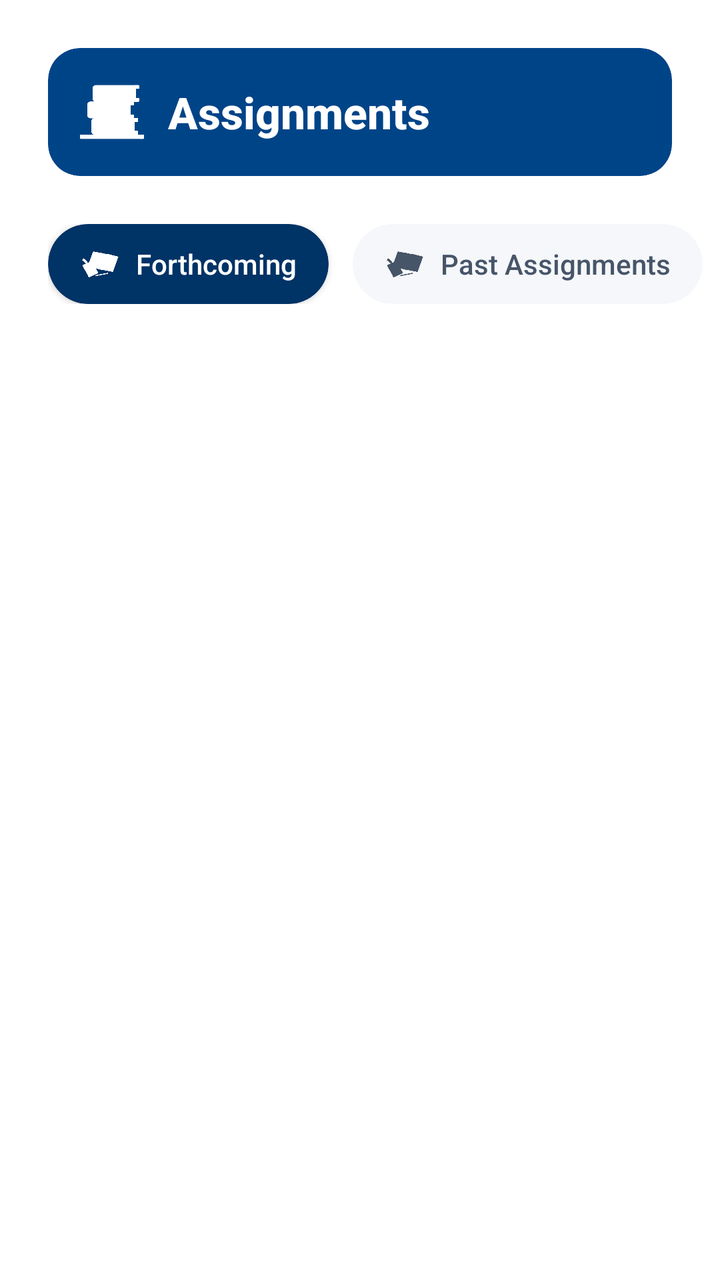
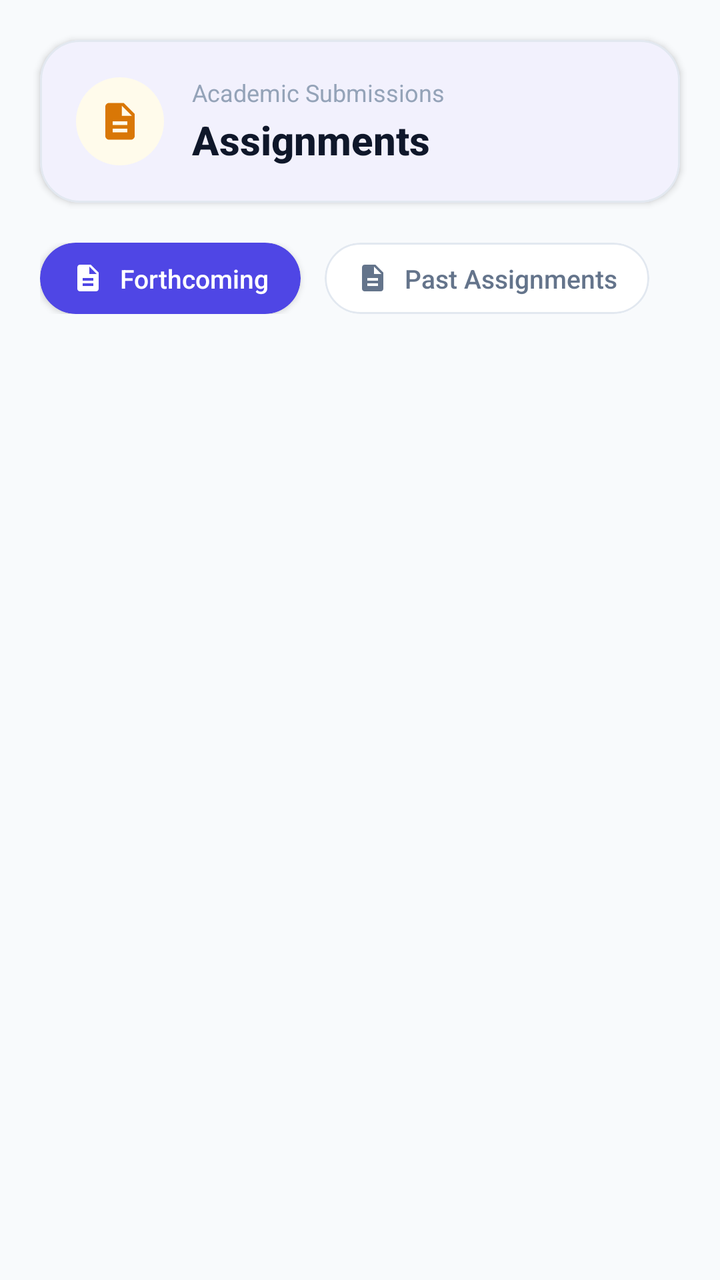

The first picture is an Android layout as it rendered before a commit; the second is the same layout after the commit. The layout source and the unified diff follow.
<!-- AndroidManifest.xml: application theme Theme.Reater -->
<!-- res/layout/fragment_assignment.xml -->
<?xml version="1.0" encoding="utf-8"?>
<androidx.constraintlayout.widget.ConstraintLayout xmlns:android="http://schemas.android.com/apk/res/android"
    xmlns:app="http://schemas.android.com/apk/res-auto"
    xmlns:tools="http://schemas.android.com/tools"
    android:layout_width="match_parent"
    android:layout_height="match_parent"
    android:background="?attr/colorSurface"
    tools:context=".ui.fragments.AssignmentFragment">

    
    <com.google.android.material.card.MaterialCardView
        android:id="@+id/assignemnt_titlebox"
        android:layout_width="0dp"
        android:layout_height="wrap_content"
        android:layout_marginStart="24dp"
        android:layout_marginTop="24dp"
        android:layout_marginEnd="24dp"
        app:cardBackgroundColor="?attr/colorPrimaryContainer"
        app:cardCornerRadius="16dp"
        app:cardElevation="0dp"
        app:strokeWidth="0dp"
        app:layout_constraintEnd_toEndOf="parent"
        app:layout_constraintStart_toStartOf="parent"
        app:layout_constraintTop_toTopOf="parent">

        <LinearLayout
            android:layout_width="match_parent"
            android:layout_height="wrap_content"
            android:gravity="center_vertical"
            android:orientation="horizontal"
            android:padding="16dp">

            <ImageView
                android:id="@+id/imageView7"
                android:layout_width="32dp"
                android:layout_height="32dp"
                android:src="@drawable/books"
                app:tint="?attr/colorOnPrimaryContainer" />

            <TextView
                android:id="@+id/Assignment_Text"
                android:layout_width="wrap_content"
                android:layout_height="wrap_content"
                android:layout_marginStart="12dp"
                android:fontFamily="sans-serif-medium"
                android:text="Assignments"
                android:textColor="?attr/colorOnPrimaryContainer"
                android:textSize="22sp"
                android:textStyle="bold" />
        </LinearLayout>
    </com.google.android.material.card.MaterialCardView>

    
    <HorizontalScrollView
        android:id="@+id/assignment_horizontalScrollView"
        android:layout_width="0dp"
        android:layout_height="wrap_content"
        android:layout_marginTop="20dp"
        android:clipToPadding="false"
        android:paddingHorizontal="24dp"
        android:scrollbars="none"
        app:layout_constraintEnd_toEndOf="parent"
        app:layout_constraintStart_toStartOf="parent"
        app:layout_constraintTop_toBottomOf="@+id/assignemnt_titlebox">

        <LinearLayout
            android:layout_width="wrap_content"
            android:layout_height="wrap_content"
            android:orientation="horizontal"
            android:paddingVertical="4dp">

            
            <com.google.android.material.card.MaterialCardView
                android:id="@+id/upcoming_assign_card"
                android:layout_width="wrap_content"
                android:layout_height="wrap_content"
                android:layout_marginEnd="12dp"
                app:cardBackgroundColor="?attr/colorPrimary"
                app:cardCornerRadius="24dp"
                app:cardElevation="2dp"
                app:strokeWidth="0dp">

                <LinearLayout
                    android:layout_width="wrap_content"
                    android:layout_height="wrap_content"
                    android:gravity="center_vertical"
                    android:orientation="horizontal"
                    android:paddingHorizontal="16dp"
                    android:paddingVertical="10dp">

                    <ImageView
                        android:id="@+id/ua_icon"
                        android:layout_width="20dp"
                        android:layout_height="20dp"
                        app:srcCompat="@drawable/assignment_notebook"
                        app:tint="?attr/colorOnPrimary" />

                    <TextView
                        android:id="@+id/ua_text"
                        android:layout_width="wrap_content"
                        android:layout_height="wrap_content"
                        android:layout_marginStart="8dp"
                        android:fontFamily="sans-serif-medium"
                        android:text="Forthcoming"
                        android:textColor="?attr/colorOnPrimary"
                        android:textSize="14sp" />
                </LinearLayout>
            </com.google.android.material.card.MaterialCardView>

            
            <com.google.android.material.card.MaterialCardView
                android:id="@+id/pa_card"
                android:layout_width="wrap_content"
                android:layout_height="wrap_content"
                android:layout_marginEnd="4dp"
                app:cardBackgroundColor="?attr/colorSurfaceVariant"
                app:cardCornerRadius="24dp"
                app:cardElevation="0dp"
                app:strokeWidth="0dp">

                <LinearLayout
                    android:layout_width="wrap_content"
                    android:layout_height="wrap_content"
                    android:gravity="center_vertical"
                    android:orientation="horizontal"
                    android:paddingHorizontal="16dp"
                    android:paddingVertical="10dp">

                    <ImageView
                        android:id="@+id/pa_icon"
                        android:layout_width="20dp"
                        android:layout_height="20dp"
                        app:srcCompat="@drawable/assignment_notebook"
                        app:tint="?attr/colorOnSurfaceVariant" />

                    <TextView
                        android:id="@+id/pa_text"
                        android:layout_width="wrap_content"
                        android:layout_height="wrap_content"
                        android:layout_marginStart="8dp"
                        android:fontFamily="sans-serif-medium"
                        android:text="Past Assignments"
                        android:textColor="?attr/colorOnSurfaceVariant"
                        android:textSize="14sp" />
                </LinearLayout>
            </com.google.android.material.card.MaterialCardView>
        </LinearLayout>
    </HorizontalScrollView>

    
    <androidx.recyclerview.widget.RecyclerView
        android:id="@+id/assignmentRV"
        android:layout_width="0dp"
        android:layout_height="0dp"
        android:layout_marginTop="16dp"
        android:clipToPadding="false"
        android:paddingHorizontal="8dp"
        android:paddingBottom="16dp"
        app:layout_constraintBottom_toBottomOf="parent"
        app:layout_constraintEnd_toEndOf="parent"
        app:layout_constraintStart_toStartOf="parent"
        app:layout_constraintTop_toBottomOf="@+id/assignment_horizontalScrollView" />

</androidx.constraintlayout.widget.ConstraintLayout>
<!-- resources referenced by this layout -->
<resources>
  <!-- drawable assignment_notebook: png bitmap (drawable-v24, 31140 bytes) -->
  <!-- drawable books: png bitmap (drawable-v24, 6737 bytes) -->
  <style name="Theme.Reater" parent="Theme.Material3.DayNight.NoActionBar">
          
          <item name="colorPrimary">@color/iiitu_navy</item>
          <item name="colorOnPrimary">@color/iiitu_white</item>
          <item name="colorPrimaryContainer">@color/iiitu_navy_light</item>
          <item name="colorOnPrimaryContainer">@color/iiitu_white</item>
          <item name="colorSecondary">@color/iiitu_accent</item>
          <item name="colorOnSecondary">@color/iiitu_white</item>
          <item name="colorSecondaryContainer">@color/iiitu_navy_dark</item>
          <item name="colorOnSecondaryContainer">@color/iiitu_white</item>
          <item name="colorTertiary">@color/iiitu_gold</item>
          <item name="colorOnTertiary">@color/iiitu_navy_dark</item>
          <item name="colorTertiaryContainer">@color/iiitu_gold_light</item>
          <item name="colorOnTertiaryContainer">@color/iiitu_navy</item>
          <item name="colorError">@color/colorError</item>
          <item name="colorOnError">@color/colorOnError</item>
          <item name="colorSurface">@color/iiitu_white</item>
          <item name="colorOnSurface">@color/premium_text_primary</item>
          <item name="colorSurfaceVariant">@color/iiitu_light_bg</item>
          <item name="colorOnSurfaceVariant">@color/premium_text_secondary</item>
  
          
          <item name="android:colorBackground">@color/iiitu_light_bg</item>
          <item name="android:statusBarColor" tools:targetApi="l">@color/iiitu_navy</item>
  
          
          <item name="android:fontFamily">sans-serif</item>
      </style>
  <color name="iiitu_navy">#003366</color>
  <color name="iiitu_white">#FFFFFF</color>
  <color name="iiitu_navy_light">#004488</color>
  <color name="iiitu_accent">#0066CC</color>
  <color name="iiitu_navy_dark">#002244</color>
  <color name="iiitu_gold">#FFB81C</color>
  <color name="iiitu_gold_light">#FFC94D</color>
  <color name="colorError">#D32F2F</color>
  <color name="colorOnError">#FFFFFF</color>
  <color name="premium_text_primary">#0F172A</color>
  <color name="iiitu_light_bg">#F5F7FA</color>
  <color name="premium_text_secondary">#475569</color>
</resources>

<!-- the commit's change to res/layout/fragment_assignment.xml (unified diff, before → after) -->
@@ -4,7 +4,7 @@
     xmlns:tools="http://schemas.android.com/tools"
     android:layout_width="match_parent"
     android:layout_height="match_parent"
-    android:background="?attr/colorSurface"
+    android:background="@color/academic_canvas"
     tools:context=".ui.fragments.AssignmentFragment">
 
     
@@ -12,13 +12,14 @@
         android:id="@+id/assignemnt_titlebox"
         android:layout_width="0dp"
         android:layout_height="wrap_content"
-        android:layout_marginStart="24dp"
-        android:layout_marginTop="24dp"
-        android:layout_marginEnd="24dp"
-        app:cardBackgroundColor="?attr/colorPrimaryContainer"
-        app:cardCornerRadius="16dp"
-        app:cardElevation="0dp"
-        app:strokeWidth="0dp"
+        android:layout_marginStart="20dp"
+        android:layout_marginTop="20dp"
+        android:layout_marginEnd="20dp"
+        app:cardBackgroundColor="@color/academic_card"
+        app:cardCornerRadius="20dp"
+        app:cardElevation="2dp"
+        app:strokeColor="@color/academic_stroke"
+        app:strokeWidth="1dp"
         app:layout_constraintEnd_toEndOf="parent"
         app:layout_constraintStart_toStartOf="parent"
         app:layout_constraintTop_toTopOf="parent">
@@ -28,25 +29,49 @@
             android:layout_height="wrap_content"
             android:gravity="center_vertical"
             android:orientation="horizontal"
-            android:padding="16dp">
-
-            <ImageView
-                android:id="@+id/imageView7"
-                android:layout_width="32dp"
-                android:layout_height="32dp"
-                android:src="@drawable/books"
-                app:tint="?attr/colorOnPrimaryContainer" />
-
-            <TextView
-                android:id="@+id/Assignment_Text"
-                android:layout_width="wrap_content"
-                android:layout_height="wrap_content"
-                android:layout_marginStart="12dp"
-                android:fontFamily="sans-serif-medium"
-                android:text="Assignments"
-                android:textColor="?attr/colorOnPrimaryContainer"
-                android:textSize="22sp"
-                android:textStyle="bold" />
+            android:padding="18dp">
+
+            <FrameLayout
+                android:layout_width="44dp"
+                android:layout_height="44dp"
+                android:background="@drawable/circle_white_bg"
+                android:backgroundTint="@color/badge_amber_bg">
+
+                <ImageView
+                    android:id="@+id/imageView7"
+                    android:layout_width="22dp"
+                    android:layout_height="22dp"
+                    android:layout_gravity="center"
+                    android:src="@drawable/ic_baseline_insert_drive_file_24"
+                    app:tint="@color/badge_amber_tint" />
+            </FrameLayout>
+
+            <LinearLayout
+                android:layout_width="0dp"
+                android:layout_height="wrap_content"
+                android:layout_marginStart="14dp"
+                android:layout_weight="1"
+                android:orientation="vertical">
+
+                <TextView
+                    android:layout_width="wrap_content"
+                    android:layout_height="wrap_content"
+                    android:fontFamily="sans-serif"
+                    android:text="Academic Submissions"
+                    android:textColor="@color/academic_text_muted"
+                    android:textSize="12sp" />
+
+                <TextView
+                    android:id="@+id/Assignment_Text"
+                    android:layout_width="wrap_content"
+                    android:layout_height="wrap_content"
+                    android:layout_marginTop="2dp"
+                    android:fontFamily="sans-serif-medium"
+                    android:text="Assignments"
+                    android:textColor="@color/academic_text_primary"
+                    android:textSize="20sp"
+                    android:textStyle="bold" />
+            </LinearLayout>
         </LinearLayout>
     </com.google.android.material.card.MaterialCardView>
 
@@ -55,9 +80,9 @@
         android:id="@+id/assignment_horizontalScrollView"
         android:layout_width="0dp"
         android:layout_height="wrap_content"
-        android:layout_marginTop="20dp"
+        android:layout_marginTop="16dp"
         android:clipToPadding="false"
-        android:paddingHorizontal="24dp"
+        android:paddingHorizontal="20dp"
         android:scrollbars="none"
         app:layout_constraintEnd_toEndOf="parent"
         app:layout_constraintStart_toStartOf="parent"
@@ -75,8 +100,8 @@
                 android:layout_width="wrap_content"
                 android:layout_height="wrap_content"
                 android:layout_marginEnd="12dp"
-                app:cardBackgroundColor="?attr/colorPrimary"
-                app:cardCornerRadius="24dp"
+                app:cardBackgroundColor="@color/academic_indigo"
+                app:cardCornerRadius="20dp"
                 app:cardElevation="2dp"
                 app:strokeWidth="0dp">
 
@@ -86,14 +111,14 @@
                     android:gravity="center_vertical"
                     android:orientation="horizontal"
                     android:paddingHorizontal="16dp"
-                    android:paddingVertical="10dp">
+                    android:paddingVertical="9dp">
 
                     <ImageView
                         android:id="@+id/ua_icon"
-                        android:layout_width="20dp"
-                        android:layout_height="20dp"
-                        app:srcCompat="@drawable/assignment_notebook"
-                        app:tint="?attr/colorOnPrimary" />
+                        android:layout_width="16dp"
+                        android:layout_height="16dp"
+                        app:srcCompat="@drawable/ic_baseline_insert_drive_file_24"
+                        app:tint="@android:color/white" />
 
                     <TextView
                         android:id="@+id/ua_text"
@@ -102,8 +127,8 @@
                         android:layout_marginStart="8dp"
                         android:fontFamily="sans-serif-medium"
                         android:text="Forthcoming"
-                        android:textColor="?attr/colorOnPrimary"
-                        android:textSize="14sp" />
+                        android:textColor="@android:color/white"
+                        android:textSize="13sp" />
                 </LinearLayout>
             </com.google.android.material.card.MaterialCardView>
 
@@ -113,10 +138,11 @@
                 android:layout_width="wrap_content"
                 android:layout_height="wrap_content"
                 android:layout_marginEnd="4dp"
-                app:cardBackgroundColor="?attr/colorSurfaceVariant"
-                app:cardCornerRadius="24dp"
+                app:cardBackgroundColor="@color/academic_card"
+                app:cardCornerRadius="20dp"
                 app:cardElevation="0dp"
-                app:strokeWidth="0dp">
+                app:strokeColor="@color/academic_stroke"
+                app:strokeWidth="1dp">
 
                 <LinearLayout
                     android:layout_width="wrap_content"
@@ -124,14 +150,14 @@
                     android:gravity="center_vertical"
                     android:orientation="horizontal"
                     android:paddingHorizontal="16dp"
-                    android:paddingVertical="10dp">
+                    android:paddingVertical="9dp">
 
                     <ImageView
                         android:id="@+id/pa_icon"
-                        android:layout_width="20dp"
-                        android:layout_height="20dp"
-                        app:srcCompat="@drawable/assignment_notebook"
-                        app:tint="?attr/colorOnSurfaceVariant" />
+                        android:layout_width="16dp"
+                        android:layout_height="16dp"
+                        app:srcCompat="@drawable/ic_baseline_insert_drive_file_24"
+                        app:tint="@color/academic_text_secondary" />
 
                     <TextView
                         android:id="@+id/pa_text"
@@ -140,25 +166,113 @@
                         android:layout_marginStart="8dp"
                         android:fontFamily="sans-serif-medium"
                         android:text="Past Assignments"
-                        android:textColor="?attr/colorOnSurfaceVariant"
-                        android:textSize="14sp" />
+                        android:textColor="@color/academic_text_secondary"
+                        android:textSize="13sp" />
                 </LinearLayout>
             </com.google.android.material.card.MaterialCardView>
         </LinearLayout>
     </HorizontalScrollView>
 
+    <ProgressBar
+        android:id="@+id/assignmentProgressBar"
+        android:layout_width="wrap_content"
+        android:layout_height="wrap_content"
+        android:indeterminateTint="@color/academic_indigo"
+        android:visibility="gone"
+        app:layout_constraintBottom_toBottomOf="parent"
+        app:layout_constraintEnd_toEndOf="parent"
+        app:layout_constraintStart_toStartOf="parent"
+        app:layout_constraintTop_toBottomOf="@+id/assignment_horizontalScrollView" />
+
     
     <androidx.recyclerview.widget.RecyclerView
         android:id="@+id/assignmentRV"
         android:layout_width="0dp"
         android:layout_height="0dp"
-        android:layout_marginTop="16dp"
+        android:layout_marginTop="12dp"
         android:clipToPadding="false"
-        android:paddingHorizontal="8dp"
-        android:paddingBottom="16dp"
+        android:paddingBottom="24dp"
         app:layout_constraintBottom_toBottomOf="parent"
         app:layout_constraintEnd_toEndOf="parent"
         app:layout_constraintStart_toStartOf="parent"
         app:layout_constraintTop_toBottomOf="@+id/assignment_horizontalScrollView" />
 
+    
+    <com.google.android.material.card.MaterialCardView
+        android:id="@+id/assignmentEmptyCard"
+        android:layout_width="0dp"
+        android:layout_height="wrap_content"
+        android:layout_marginStart="24dp"
+        android:layout_marginTop="32dp"
+        android:layout_marginEnd="24dp"
+        android:visibility="gone"
+        app:cardBackgroundColor="@color/academic_card"
+        app:cardCornerRadius="20dp"
+        app:cardElevation="2dp"
+        app:strokeColor="@color/academic_stroke"
+        app:strokeWidth="1dp"
+        app:layout_constraintEnd_toEndOf="parent"
+        app:layout_constraintStart_toStartOf="parent"
+        app:layout_constraintTop_toBottomOf="@+id/assignment_horizontalScrollView">
+
+        <LinearLayout
+            android:layout_width="match_parent"
+            android:layout_height="wrap_content"
+            android:gravity="center"
+            android:orientation="vertical"
+            android:padding="32dp">
+
+            <FrameLayout
+                android:layout_width="56dp"
+                android:layout_height="56dp"
+                android:background="@drawable/circle_white_bg"
+                android:backgroundTint="@color/badge_indigo_bg">
+
+                <ImageView
+                    android:layout_width="28dp"
+                    android:layout_height="28dp"
+                    android:layout_gravity="center"
+                    android:src="@drawable/ic_baseline_insert_drive_file_24"
+                    app:tint="@color/academic_indigo" />
+            </FrameLayout>
+
+            <TextView
+                android:id="@+id/assignmentEmptyTitle"
+                android:layout_width="wrap_content"
+                android:layout_height="wrap_content"
+                android:layout_marginTop="16dp"
+                android:fontFamily="sans-serif-medium"
+                android:text="No Assignments Available"
+                android:textColor="@color/academic_text_primary"
+                android:textSize="18sp"
+                android:textStyle="bold" />
+
+            <TextView
+                android:id="@+id/assignmentEmptyDesc"
+                android:layout_width="wrap_content"
+                android:layout_height="wrap_content"
+                android:layout_marginTop="8dp"
+                android:gravity="center"
+                android:lineSpacingExtra="2dp"
+                android:text="Enroll in a class to view its active and upcoming coursework assignments."
+                android:textColor="@color/academic_text_secondary"
+                android:textSize="13sp" />
+
+            <com.google.android.material.button.MaterialButton
+                android:id="@+id/btnRegisterAssignment"
+                android:layout_width="match_parent"
+                android:layout_height="wrap_content"
+                android:layout_marginTop="20dp"
+                android:backgroundTint="@color/academic_indigo"
+                android:fontFamily="sans-serif-medium"
+                android:paddingVertical="12dp"
+                android:text="Register for a Class"
+                android:textAllCaps="false"
+                android:textColor="@android:color/white"
+                android:textSize="14sp"
+                app:cornerRadius="12dp" />
+
+        </LinearLayout>
+    </com.google.android.material.card.MaterialCardView>
+
 </androidx.constraintlayout.widget.ConstraintLayout>
<!-- resource entries referenced after the edit -->
@@ -1,46 +1,68 @@
 <!-- resources referenced by this layout -->
 <resources>
-  <!-- drawable assignment_notebook: png bitmap (drawable-v24, 31140 bytes) -->
-  <!-- drawable books: png bitmap (drawable-v24, 6737 bytes) -->
+  <color name="academic_canvas">#F8FAFC</color>
+  <color name="academic_card">#FFFFFF</color>
+  <color name="academic_indigo">#4F46E5</color>
+  <color name="academic_stroke">#E2E8F0</color>
+  <color name="academic_text_muted">#94A3B8</color>
+  <color name="academic_text_primary">#0F172A</color>
+  <color name="academic_text_secondary">#64748B</color>
+  <color name="badge_amber_bg">#FFFBEB</color>
+  <color name="badge_amber_tint">#D97706</color>
+  <color name="badge_indigo_bg">#EEF2FF</color>
+  <!-- drawable circle_white_bg (drawable) -->
+  <?xml version="1.0" encoding="utf-8"?>
+  <shape xmlns:android="http://schemas.android.com/apk/res/android"
+      android:shape="oval">
+      <solid android:color="@android:color/white"/>
+  </shape>
+  <!-- drawable ic_baseline_insert_drive_file_24 (drawable) -->
+  ﻿<vector xmlns:android="http://schemas.android.com/apk/res/android"
+      android:width="24dp"
+      android:height="24dp"
+      android:viewportWidth="24.0"
+      android:viewportHeight="24.0">
+      <path
+          android:fillColor="#FF000000"
+          android:pathData="M14,2H6C4.9,2 4.01,2.9 4.01,4L4,20c0,1.1 0.89,2 1.99,2H18c1.1,0 2,-0.9 2,-2V8L14,2zM16,18H8V16h8v2zM16,14H8V12h8v2zM13,9V3.5L18.5,9H13z"/>
+  </vector>
   <style name="Theme.Reater" parent="Theme.Material3.DayNight.NoActionBar">
           
-          <item name="colorPrimary">@color/iiitu_navy</item>
-          <item name="colorOnPrimary">@color/iiitu_white</item>
-          <item name="colorPrimaryContainer">@color/iiitu_navy_light</item>
-          <item name="colorOnPrimaryContainer">@color/iiitu_white</item>
-          <item name="colorSecondary">@color/iiitu_accent</item>
-          <item name="colorOnSecondary">@color/iiitu_white</item>
-          <item name="colorSecondaryContainer">@color/iiitu_navy_dark</item>
-          <item name="colorOnSecondaryContainer">@color/iiitu_white</item>
-          <item name="colorTertiary">@color/iiitu_gold</item>
-          <item name="colorOnTertiary">@color/iiitu_navy_dark</item>
-          <item name="colorTertiaryContainer">@color/iiitu_gold_light</item>
-          <item name="colorOnTertiaryContainer">@color/iiitu_navy</item>
+          <item name="colorPrimary">@color/academic_indigo</item>
+          <item name="colorOnPrimary">@color/white</item>
+          <item name="colorPrimaryContainer">@color/academic_indigo_bg</item>
+          <item name="colorOnPrimaryContainer">@color/academic_indigo</item>
+          <item name="colorSecondary">@color/academic_emerald</item>
+          <item name="colorOnSecondary">@color/white</item>
+          <item name="colorSecondaryContainer">@color/academic_emerald_bg</item>
+          <item name="colorOnSecondaryContainer">@color/academic_emerald</item>
+          <item name="colorTertiary">@color/academic_amber</item>
+          <item name="colorOnTertiary">@color/white</item>
+          <item name="colorTertiaryContainer">@color/academic_amber_bg</item>
+          <item name="colorOnTertiaryContainer">@color/academic_amber</item>
           <item name="colorError">@color/colorError</item>
           <item name="colorOnError">@color/colorOnError</item>
-          <item name="colorSurface">@color/iiitu_white</item>
-          <item name="colorOnSurface">@color/premium_text_primary</item>
-          <item name="colorSurfaceVariant">@color/iiitu_light_bg</item>
-          <item name="colorOnSurfaceVariant">@color/premium_text_secondary</item>
+          <item name="colorSurface">@color/academic_card</item>
+          <item name="colorOnSurface">@color/academic_text_primary</item>
+          <item name="colorSurfaceVariant">@color/academic_stroke_light</item>
+          <item name="colorOnSurfaceVariant">@color/academic_text_secondary</item>
   
           
-          <item name="android:colorBackground">@color/iiitu_light_bg</item>
-          <item name="android:statusBarColor" tools:targetApi="l">@color/iiitu_navy</item>
+          <item name="android:colorBackground">@color/academic_canvas</item>
+          <item name="android:statusBarColor" tools:targetApi="m">@color/academic_canvas</item>
+          <item name="android:windowLightStatusBar" tools:targetApi="m">true</item>
   
           
           <item name="android:fontFamily">sans-serif</item>
       </style>
-  <color name="iiitu_navy">#003366</color>
-  <color name="iiitu_white">#FFFFFF</color>
-  <color name="iiitu_navy_light">#004488</color>
-  <color name="iiitu_accent">#0066CC</color>
-  <color name="iiitu_navy_dark">#002244</color>
-  <color name="iiitu_gold">#FFB81C</color>
-  <color name="iiitu_gold_light">#FFC94D</color>
+  <color name="white">#FFFFFF</color>
+  <color name="academic_indigo_bg">#EEF2FF</color>
+  <color name="academic_emerald">#059669</color>
+  <color name="academic_emerald_bg">#ECFDF5</color>
+  <color name="academic_amber">#D97706</color>
+  <color name="academic_amber_bg">#FFFBEB</color>
   <color name="colorError">#D32F2F</color>
   <color name="colorOnError">#FFFFFF</color>
-  <color name="premium_text_primary">#0F172A</color>
-  <color name="iiitu_light_bg">#F5F7FA</color>
-  <color name="premium_text_secondary">#475569</color>
+  <color name="academic_stroke_light">#F1F5F9</color>
 </resources>
 
